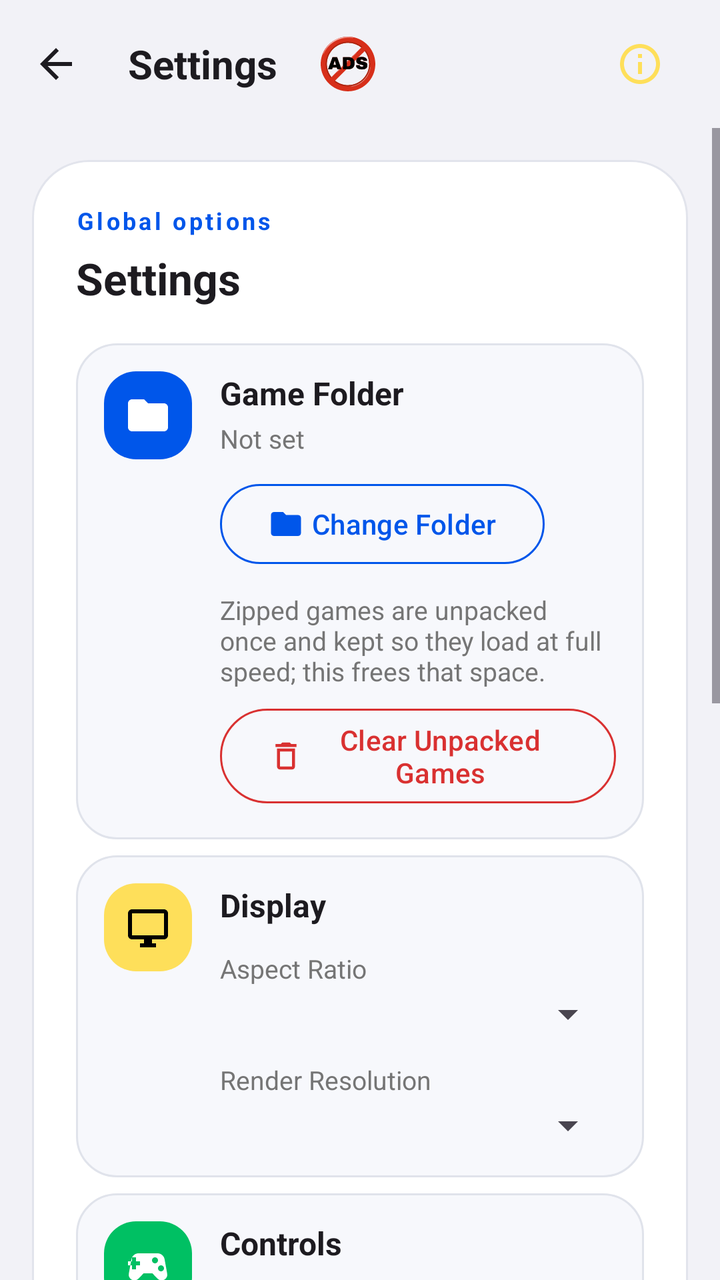
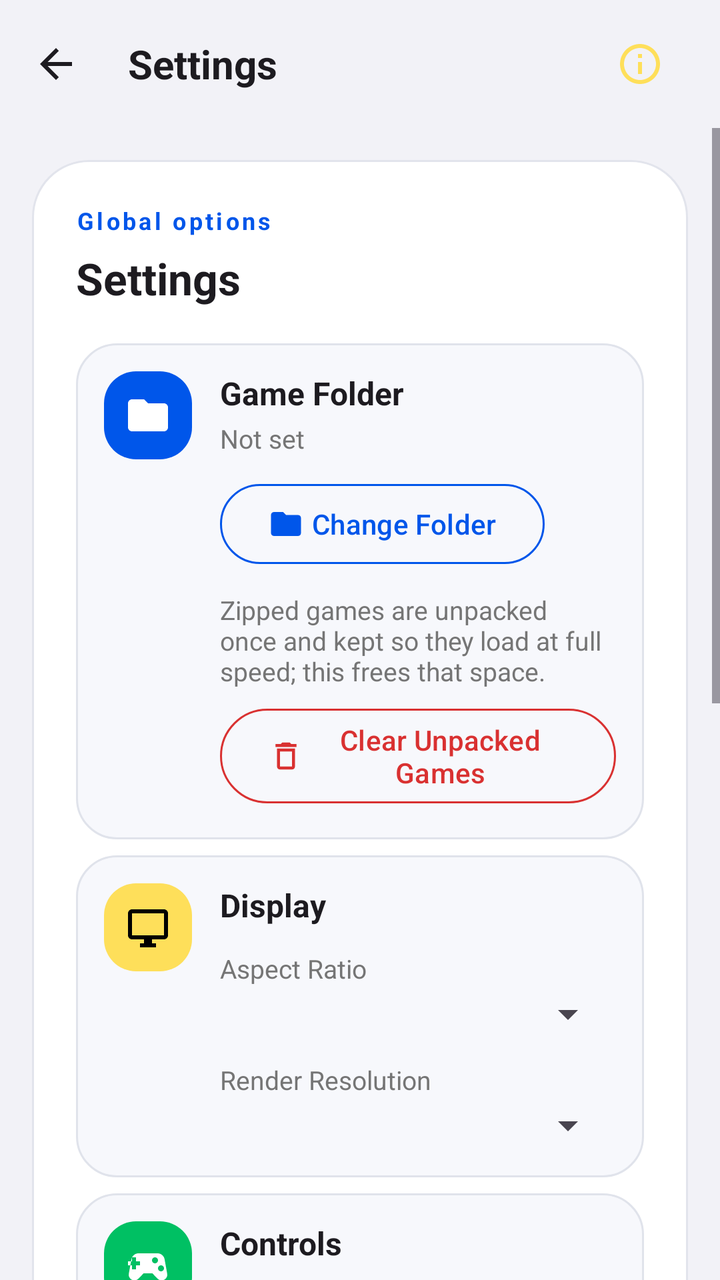

Screens rendered from an Android XML layout before and after an edit, with the pre-edit source and the edit as a unified diff.
<!-- AndroidManifest.xml: application theme Theme.Nin64 -->
<!-- res/layout/activity_settings.xml -->
<?xml version="1.0" encoding="utf-8"?>
<LinearLayout xmlns:android="http://schemas.android.com/apk/res/android"
    xmlns:app="http://schemas.android.com/apk/res-auto"
    android:id="@+id/settingsRoot"
    android:layout_width="match_parent"
    android:layout_height="match_parent"
    android:background="?attr/colorSurface"
    android:orientation="vertical">

    <FrameLayout
        android:id="@+id/topBar"
        android:layout_width="match_parent"
        android:layout_height="64dp"
        android:paddingStart="4dp"
        android:paddingEnd="16dp">

        <ImageButton
            android:id="@+id/backButton"
            android:layout_width="48dp"
            android:layout_height="48dp"
            android:layout_gravity="center_vertical|start"
            android:background="?attr/selectableItemBackgroundBorderless"
            android:contentDescription="@string/navigate_up"
            android:src="@drawable/ic_back" />

        <TextView
            android:layout_width="wrap_content"
            android:layout_height="wrap_content"
            android:layout_gravity="center_vertical|start"
            android:layout_marginStart="52dp"
            android:paddingStart="8dp"
            android:text="@string/settings"
            android:textColor="?attr/colorOnSurface"
            android:textSize="20sp"
            android:textStyle="bold" />

        <ImageButton
            android:id="@+id/removeAdsButton"
            android:layout_width="44dp"
            android:layout_height="44dp"
            android:layout_gravity="top|center_horizontal"
            android:layout_marginTop="10dp"
            android:background="?attr/selectableItemBackgroundBorderless"
            android:contentDescription="@string/remove_ads"
            android:padding="7dp"
            android:scaleType="fitCenter"
            android:src="@drawable/no_ads_logo" />

        <ImageButton
            android:id="@+id/aboutButton"
            android:layout_width="48dp"
            android:layout_height="48dp"
            android:layout_gravity="center_vertical|end"
            android:background="?attr/selectableItemBackgroundBorderless"
            android:contentDescription="@string/about_nin64"
            android:padding="12dp"
            android:src="@drawable/ic_info" />
    </FrameLayout>

    <ScrollView
        android:id="@+id/settingsScroll"
        android:layout_width="match_parent"
        android:layout_height="0dp"
        android:layout_weight="1"
        android:clipToPadding="false">

        <LinearLayout
            android:layout_width="match_parent"
            android:layout_height="wrap_content"
            android:orientation="vertical"
            android:padding="16dp">

            <LinearLayout
                android:layout_width="match_parent"
                android:layout_height="wrap_content"
                android:background="@drawable/bg_game_options_dialog"
                android:orientation="vertical"
                android:padding="22dp">

                <TextView
                    android:layout_width="match_parent"
                    android:layout_height="wrap_content"
                    android:letterSpacing="0.12"
                    android:text="@string/settings_global_options"
                    android:textColor="@color/brand_blue"
                    android:textSize="12sp"
                    android:textStyle="bold" />

                <TextView
                    android:layout_width="match_parent"
                    android:layout_height="wrap_content"
                    android:layout_marginTop="6dp"
                    android:text="@string/settings"
                    android:textColor="?attr/colorOnSurface"
                    android:textSize="22sp"
                    android:textStyle="bold" />

                <LinearLayout
                    android:layout_width="match_parent"
                    android:layout_height="wrap_content"
                    android:layout_marginTop="18dp"
                    android:background="@drawable/bg_game_options_row"
                    android:gravity="center_vertical"
                    android:minHeight="96dp"
                    android:orientation="horizontal"
                    android:paddingStart="14dp"
                    android:paddingTop="14dp"
                    android:paddingEnd="14dp"
                    android:paddingBottom="14dp">

                    <FrameLayout
                        android:layout_width="44dp"
                        android:layout_height="44dp"
                        android:layout_gravity="top"
                        android:background="@drawable/bg_settings_chip_blue">

                        <ImageView
                            android:layout_width="24dp"
                            android:layout_height="24dp"
                            android:layout_gravity="center"
                            android:contentDescription="@null"
                            android:src="@drawable/ic_folder" />
                    </FrameLayout>

                    <LinearLayout
                        android:layout_width="0dp"
                        android:layout_height="wrap_content"
                        android:layout_marginStart="14dp"
                        android:layout_weight="1"
                        android:orientation="vertical">

                        <TextView
                            android:layout_width="match_parent"
                            android:layout_height="wrap_content"
                            android:text="@string/game_folder"
                            android:textColor="?attr/colorOnSurface"
                            android:textSize="16sp"
                            android:textStyle="bold" />

                        <TextView
                            android:id="@+id/folderPathText"
                            android:layout_width="match_parent"
                            android:layout_height="wrap_content"
                            android:layout_marginTop="3dp"
                            android:ellipsize="end"
                            android:maxLines="2"
                            android:text="@string/game_folder_not_set"
                            android:textColor="@color/on_surface_muted"
                            android:textSize="13sp" />

                        <com.google.android.material.button.MaterialButton
                            android:id="@+id/changeFolderButton"
                            style="@style/Widget.Material3.Button.OutlinedButton"
                            android:layout_width="wrap_content"
                            android:layout_height="wrap_content"
                            android:layout_marginTop="10dp"
                            android:text="@string/change_folder"
                            android:textColor="@color/brand_blue"
                            app:icon="@drawable/ic_folder"
                            app:iconTint="@color/brand_blue"
                            app:rippleColor="@color/brand_blue"
                            app:strokeColor="@color/brand_blue" />

                        <TextView
                            android:layout_width="match_parent"
                            android:layout_height="wrap_content"
                            android:layout_marginTop="10dp"
                            android:text="@string/clear_unpacked_summary"
                            android:textColor="@color/on_surface_muted"
                            android:textSize="13sp" />

                        <com.google.android.material.button.MaterialButton
                            android:id="@+id/clearUnpackedButton"
                            style="@style/Widget.Material3.Button.OutlinedButton"
                            android:layout_width="wrap_content"
                            android:layout_height="wrap_content"
                            android:layout_marginTop="6dp"
                            android:text="@string/clear_unpacked"
                            android:textColor="@color/brand_red"
                            app:icon="@drawable/ic_delete"
                            app:iconTint="@color/brand_red"
                            app:rippleColor="@color/brand_red"
                            app:strokeColor="@color/brand_red" />
                    </LinearLayout>
                </LinearLayout>

                <LinearLayout
                    android:layout_width="match_parent"
                    android:layout_height="wrap_content"
                    android:layout_marginTop="8dp"
                    android:background="@drawable/bg_game_options_row"
                    android:gravity="center_vertical"
                    android:orientation="horizontal"
                    android:paddingStart="14dp"
                    android:paddingTop="14dp"
                    android:paddingEnd="14dp"
                    android:paddingBottom="14dp">

                    <FrameLayout
                        android:layout_width="44dp"
                        android:layout_height="44dp"
                        android:layout_gravity="top"
                        android:background="@drawable/bg_settings_chip_yellow">

                        <ImageView
                            android:layout_width="24dp"
                            android:layout_height="24dp"
                            android:layout_gravity="center"
                            android:contentDescription="@null"
                            android:src="@drawable/ic_display"
                            app:tint="@android:color/black" />
                    </FrameLayout>

                    <LinearLayout
                        android:layout_width="0dp"
                        android:layout_height="wrap_content"
                        android:layout_marginStart="14dp"
                        android:layout_weight="1"
                        android:orientation="vertical">

                        <TextView
                            android:layout_width="match_parent"
                            android:layout_height="wrap_content"
                            android:text="@string/settings_display_header"
                            android:textColor="?attr/colorOnSurface"
                            android:textSize="16sp"
                            android:textStyle="bold" />

                        <TextView
                            android:layout_width="match_parent"
                            android:layout_height="wrap_content"
                            android:layout_marginTop="12dp"
                            android:text="@string/settings_aspect_label"
                            android:textColor="@color/on_surface_muted"
                            android:textSize="13sp" />

                        <Spinner
                            android:id="@+id/aspectSpinner"
                            android:layout_width="match_parent"
                            android:layout_height="wrap_content"
                            android:layout_marginTop="2dp" />

                        <TextView
                            android:layout_width="match_parent"
                            android:layout_height="wrap_content"
                            android:layout_marginTop="12dp"
                            android:text="@string/settings_resolution_label"
                            android:textColor="@color/on_surface_muted"
                            android:textSize="13sp" />

                        <Spinner
                            android:id="@+id/resolutionSpinner"
                            android:layout_width="match_parent"
                            android:layout_height="wrap_content"
                            android:layout_marginTop="2dp" />
                    </LinearLayout>
                </LinearLayout>

                <LinearLayout
                    android:layout_width="match_parent"
                    android:layout_height="wrap_content"
                    android:layout_marginTop="8dp"
                    android:background="@drawable/bg_game_options_row"
                    android:gravity="center_vertical"
                    android:orientation="horizontal"
                    android:paddingStart="14dp"
                    android:paddingTop="14dp"
                    android:paddingEnd="14dp"
                    android:paddingBottom="14dp">

                    <FrameLayout
                        android:layout_width="44dp"
                        android:layout_height="44dp"
                        android:layout_gravity="top"
                        android:background="@drawable/bg_settings_chip_green">

                        <ImageView
                            android:layout_width="24dp"
                            android:layout_height="24dp"
                            android:layout_gravity="center"
                            android:contentDescription="@null"
                            android:src="@drawable/ic_videogame" />
                    </FrameLayout>

                    <LinearLayout
                        android:layout_width="0dp"
                        android:layout_height="wrap_content"
                        android:layout_marginStart="14dp"
                        android:layout_weight="1"
                        android:orientation="vertical">

                        <TextView
                            android:layout_width="match_parent"
                            android:layout_height="wrap_content"
                            android:text="@string/settings_controls_header"
                            android:textColor="?attr/colorOnSurface"
                            android:textSize="16sp"
                            android:textStyle="bold" />

                        <com.google.android.material.button.MaterialButton
                            android:id="@+id/editTouchLayoutButton"
                            style="@style/Widget.Material3.Button.OutlinedButton"
                            android:layout_width="match_parent"
                            android:layout_height="wrap_content"
                            android:layout_marginTop="12dp"
                            android:text="@string/controls_edit_touch_layout"
                            android:textColor="@color/brand_green"
                            app:icon="@drawable/ic_display"
                            app:iconTint="@color/brand_green"
                            app:rippleColor="@color/brand_green"
                            app:strokeColor="@color/brand_green" />

                        <com.google.android.material.button.MaterialButton
                            android:id="@+id/editControllerMappingButton"
                            style="@style/Widget.Material3.Button.OutlinedButton"
                            android:layout_width="match_parent"
                            android:layout_height="wrap_content"
                            android:layout_marginTop="8dp"
                            android:text="@string/controls_edit_controller_mapping"
                            android:textColor="@color/brand_green"
                            app:icon="@drawable/ic_videogame"
                            app:iconTint="@color/brand_green"
                            app:rippleColor="@color/brand_green"
                            app:strokeColor="@color/brand_green" />

                        <com.google.android.material.button.MaterialButton
                            android:id="@+id/resetControlsButton"
                            style="@style/Widget.Material3.Button.OutlinedButton"
                            android:layout_width="match_parent"
                            android:layout_height="wrap_content"
                            android:layout_marginTop="8dp"
                            android:text="@string/controls_reset_controls"
                            android:textColor="@color/brand_red"
                            app:icon="@drawable/ic_delete"
                            app:iconTint="@color/brand_red"
                            app:rippleColor="@color/brand_red"
                            app:strokeColor="@color/brand_red" />
                    </LinearLayout>
                </LinearLayout>

                <LinearLayout
                    android:layout_width="match_parent"
                    android:layout_height="wrap_content"
                    android:layout_marginTop="8dp"
                    android:background="@drawable/bg_game_options_row"
                    android:gravity="center_vertical"
                    android:orientation="horizontal"
                    android:paddingStart="14dp"
                    android:paddingTop="14dp"
                    android:paddingEnd="14dp"
                    android:paddingBottom="14dp">

                    <FrameLayout
                        android:layout_width="44dp"
                        android:layout_height="44dp"
                        android:layout_gravity="top"
                        android:background="@drawable/bg_settings_chip_yellow">

                        <ImageView
                            android:layout_width="24dp"
                            android:layout_height="24dp"
                            android:layout_gravity="center"
                            android:contentDescription="@null"
                            android:src="@drawable/ic_trophy"
                            app:tint="@android:color/black" />
                    </FrameLayout>

                    <LinearLayout
                        android:layout_width="0dp"
                        android:layout_height="wrap_content"
                        android:layout_marginStart="14dp"
                        android:layout_weight="1"
                        android:orientation="vertical">

                        <TextView
                            android:layout_width="match_parent"
                            android:layout_height="wrap_content"
                            android:text="@string/settings_cheevos_header"
                            android:textColor="?attr/colorOnSurface"
                            android:textSize="16sp"
                            android:textStyle="bold" />

                        <TextView
                            android:id="@+id/cheevosAccountText"
                            android:layout_width="match_parent"
                            android:layout_height="wrap_content"
                            android:layout_marginTop="3dp"
                            android:text="@string/settings_cheevos_signed_out"
                            android:textColor="@color/on_surface_muted"
                            android:textSize="13sp" />

                        <com.google.android.material.button.MaterialButton
                            android:id="@+id/cheevosAccountButton"
                            style="@style/Widget.Material3.Button.OutlinedButton"
                            android:layout_width="match_parent"
                            android:layout_height="wrap_content"
                            android:layout_marginTop="10dp"
                            android:text="@string/cheevos_sign_in"
                            android:textColor="@color/brand_blue"
                            app:icon="@drawable/ic_trophy"
                            app:iconTint="@color/brand_blue"
                            app:rippleColor="@color/brand_blue"
                            app:strokeColor="@color/brand_blue" />

                        <com.google.android.material.button.MaterialButton
                            android:id="@+id/cheevosSignUpButton"
                            style="@style/Widget.Material3.Button.TextButton"
                            android:layout_width="wrap_content"
                            android:layout_height="wrap_content"
                            android:text="@string/settings_cheevos_sign_up"
                            android:textColor="@color/brand_blue" />

                        <com.google.android.material.materialswitch.MaterialSwitch
                            android:id="@+id/cheevosEnabledSwitch"
                            android:layout_width="match_parent"
                            android:layout_height="wrap_content"
                            android:layout_marginTop="4dp"
                            android:text="@string/settings_cheevos_enabled"
                            android:textColor="?attr/colorOnSurface"
                            android:textSize="14sp" />

                        <com.google.android.material.materialswitch.MaterialSwitch
                            android:id="@+id/cheevosNotificationsSwitch"
                            android:layout_width="match_parent"
                            android:layout_height="wrap_content"
                            android:text="@string/settings_cheevos_notifications"
                            android:textColor="?attr/colorOnSurface"
                            android:textSize="14sp" />

                        <TextView
                            android:layout_width="match_parent"
                            android:layout_height="wrap_content"
                            android:layout_marginTop="6dp"
                            android:text="@string/settings_cheevos_note"
                            android:textColor="@color/on_surface_muted"
                            android:textSize="13sp" />
                    </LinearLayout>
                </LinearLayout>

                <LinearLayout
                    android:id="@+id/privacyOptionsRow"
                    android:layout_width="match_parent"
                    android:layout_height="wrap_content"
                    android:layout_marginTop="8dp"
                    android:background="@drawable/bg_game_options_row"
                    android:gravity="center_vertical"
                    android:orientation="horizontal"
                    android:paddingStart="14dp"
                    android:paddingTop="14dp"
                    android:paddingEnd="14dp"
                    android:paddingBottom="14dp"
                    android:visibility="gone">

                    <FrameLayout
                        android:layout_width="44dp"
                        android:layout_height="44dp"
                        android:layout_gravity="top"
                        android:background="@drawable/bg_settings_chip_blue">

                        <ImageView
                            android:layout_width="24dp"
                            android:layout_height="24dp"
                            android:layout_gravity="center"
                            android:contentDescription="@null"
                            android:src="@drawable/ic_info" />
                    </FrameLayout>

                    <LinearLayout
                        android:layout_width="0dp"
                        android:layout_height="wrap_content"
                        android:layout_marginStart="14dp"
                        android:layout_weight="1"
                        android:orientation="vertical">

                        <TextView
                            android:layout_width="match_parent"
                            android:layout_height="wrap_content"
                            android:text="@string/settings_privacy_header"
                            android:textColor="?attr/colorOnSurface"
                            android:textSize="16sp"
                            android:textStyle="bold" />

                        <TextView
                            android:layout_width="match_parent"
                            android:layout_height="wrap_content"
                            android:layout_marginTop="3dp"
                            android:text="@string/privacy_options_description"
                            android:textColor="@color/on_surface_muted"
                            android:textSize="13sp" />

                        <com.google.android.material.button.MaterialButton
                            android:id="@+id/privacyOptionsButton"
                            style="@style/Widget.Material3.Button.OutlinedButton"
                            android:layout_width="wrap_content"
                            android:layout_height="wrap_content"
                            android:layout_marginTop="10dp"
                            android:text="@string/privacy_options"
                            android:textColor="@color/brand_blue"
                            app:icon="@drawable/ic_info"
                            app:iconTint="@color/brand_blue"
                            app:rippleColor="@color/brand_blue"
                            app:strokeColor="@color/brand_blue" />
                    </LinearLayout>
                </LinearLayout>
            </LinearLayout>

            <FrameLayout
                android:id="@+id/settingsNativeAdContainer"
                android:layout_width="match_parent"
                android:layout_height="wrap_content"
                android:layout_marginTop="12dp"
                android:visibility="gone" />
        </LinearLayout>
    </ScrollView>
</LinearLayout>
<!-- resources referenced by this layout -->
<resources>
  <color name="brand_blue">#0056EA</color>
  <color name="brand_green">#00C063</color>
  <color name="brand_red">#D93131</color>
  <color name="on_surface_muted">#757575</color>
  <!-- drawable bg_game_options_dialog (drawable) -->
  <shape xmlns:android="http://schemas.android.com/apk/res/android" android:shape="rectangle">
      <solid android:color="@color/game_options_dialog_surface" />
      <stroke android:width="1dp" android:color="@color/game_options_dialog_stroke" />
      <corners android:radius="28dp" />
  </shape>
  <!-- drawable bg_game_options_row (drawable) -->
  <shape xmlns:android="http://schemas.android.com/apk/res/android" android:shape="rectangle">
      <solid android:color="@color/game_options_row_surface" />
      <stroke android:width="1dp" android:color="@color/game_options_row_stroke" />
      <corners android:radius="20dp" />
  </shape>
  <!-- drawable bg_settings_chip_blue (drawable) -->
  <shape xmlns:android="http://schemas.android.com/apk/res/android" android:shape="rectangle">
      <solid android:color="@color/brand_blue" />
      <corners android:radius="16dp" />
  </shape>
  <!-- drawable bg_settings_chip_green (drawable) -->
  <shape xmlns:android="http://schemas.android.com/apk/res/android" android:shape="rectangle">
      <solid android:color="@color/brand_green" />
      <corners android:radius="16dp" />
  </shape>
  <!-- drawable bg_settings_chip_yellow (drawable) -->
  <shape xmlns:android="http://schemas.android.com/apk/res/android" android:shape="rectangle">
      <solid android:color="@color/brand_yellow" />
      <corners android:radius="16dp" />
  </shape>
  <string name="about_nin64">About Nin64</string>
  <string name="change_folder">Change Folder</string>
  <string name="cheevos_sign_in">Sign in</string>
  <string name="clear_unpacked">Clear Unpacked Games</string>
  <string name="clear_unpacked_summary">Zipped games are unpacked once and kept so they load at full speed; this frees that space.</string>
  <string name="controls_edit_controller_mapping">Edit Controller Mapping</string>
  <string name="controls_edit_touch_layout">Edit Touch Layout</string>
  <string name="controls_reset_controls">Reset Controls</string>
  <string name="game_folder">Game Folder</string>
  <string name="game_folder_not_set">Not set</string>
  <string name="navigate_up">Back</string>
  <string name="privacy_options">Privacy options</string>
  <string name="privacy_options_description">Review or change the ad consent choices you made for this app.</string>
  <string name="remove_ads">Remove ads</string>
  <string name="settings">Settings</string>
  <string name="settings_aspect_label">Aspect Ratio</string>
  <string name="settings_cheevos_enabled">Earn achievements</string>
  <string name="settings_cheevos_header">RetroAchievements</string>
  <string name="settings_cheevos_note">Achievements are earned in casual mode, so save states and cheats stay available. Changes apply when a game starts.</string>
  <string name="settings_cheevos_notifications">Unlock notifications</string>
  <string name="settings_cheevos_sign_up">Create a free account</string>
  <string name="settings_cheevos_signed_out">Not signed in</string>
  <string name="settings_controls_header">Controls</string>
  <string name="settings_display_header">Display</string>
  <string name="settings_global_options">Global options</string>
  <string name="settings_privacy_header">Privacy</string>
  <string name="settings_resolution_label">Render Resolution</string>
  <color name="game_options_dialog_surface">#FFFFFF</color>
  <color name="game_options_dialog_stroke">#E2E4EC</color>
  <color name="game_options_row_surface">#F7F8FC</color>
  <color name="game_options_row_stroke">#E0E3EB</color>
  <color name="brand_yellow">#FEDF5A</color>
  <color name="background">#F2F2F7</color>
  <color name="surface">#F2F2F7</color>
  <!-- unchanged entries left out for length: 8 -->
</resources>

<!-- the commit's change to res/layout/activity_settings.xml (unified diff, before → after) -->
@@ -35,18 +35,6 @@
             android:textStyle="bold" />
 
         <ImageButton
-            android:id="@+id/removeAdsButton"
-            android:layout_width="44dp"
-            android:layout_height="44dp"
-            android:layout_gravity="top|center_horizontal"
-            android:layout_marginTop="10dp"
-            android:background="?attr/selectableItemBackgroundBorderless"
-            android:contentDescription="@string/remove_ads"
-            android:padding="7dp"
-            android:scaleType="fitCenter"
-            android:src="@drawable/no_ads_logo" />
-
-        <ImageButton
             android:id="@+id/aboutButton"
             android:layout_width="48dp"
             android:layout_height="48dp"
@@ -437,79 +425,8 @@
                     </LinearLayout>
                 </LinearLayout>
 
-                <LinearLayout
-                    android:id="@+id/privacyOptionsRow"
-                    android:layout_width="match_parent"
-                    android:layout_height="wrap_content"
-                    android:layout_marginTop="8dp"
-                    android:background="@drawable/bg_game_options_row"
-                    android:gravity="center_vertical"
-                    android:orientation="horizontal"
-                    android:paddingStart="14dp"
-                    android:paddingTop="14dp"
-                    android:paddingEnd="14dp"
-                    android:paddingBottom="14dp"
-                    android:visibility="gone">
-
-                    <FrameLayout
-                        android:layout_width="44dp"
-                        android:layout_height="44dp"
-                        android:layout_gravity="top"
-                        android:background="@drawable/bg_settings_chip_blue">
-
-                        <ImageView
-                            android:layout_width="24dp"
-                            android:layout_height="24dp"
-                            android:layout_gravity="center"
-                            android:contentDescription="@null"
-                            android:src="@drawable/ic_info" />
-                    </FrameLayout>
-
-                    <LinearLayout
-                        android:layout_width="0dp"
-                        android:layout_height="wrap_content"
-                        android:layout_marginStart="14dp"
-                        android:layout_weight="1"
-                        android:orientation="vertical">
-
-                        <TextView
-                            android:layout_width="match_parent"
-                            android:layout_height="wrap_content"
-                            android:text="@string/settings_privacy_header"
-                            android:textColor="?attr/colorOnSurface"
-                            android:textSize="16sp"
-                            android:textStyle="bold" />
-
-                        <TextView
-                            android:layout_width="match_parent"
-                            android:layout_height="wrap_content"
-                            android:layout_marginTop="3dp"
-                            android:text="@string/privacy_options_description"
-                            android:textColor="@color/on_surface_muted"
-                            android:textSize="13sp" />
-
-                        <com.google.android.material.button.MaterialButton
-                            android:id="@+id/privacyOptionsButton"
-                            style="@style/Widget.Material3.Button.OutlinedButton"
-                            android:layout_width="wrap_content"
-                            android:layout_height="wrap_content"
-                            android:layout_marginTop="10dp"
-                            android:text="@string/privacy_options"
-                            android:textColor="@color/brand_blue"
-                            app:icon="@drawable/ic_info"
-                            app:iconTint="@color/brand_blue"
-                            app:rippleColor="@color/brand_blue"
-                            app:strokeColor="@color/brand_blue" />
-                    </LinearLayout>
-                </LinearLayout>
+
             </LinearLayout>
-
-            <FrameLayout
-                android:id="@+id/settingsNativeAdContainer"
-                android:layout_width="match_parent"
-                android:layout_height="wrap_content"
-                android:layout_marginTop="12dp"
-                android:visibility="gone" />
         </LinearLayout>
     </ScrollView>
 </LinearLayout>
<!-- resource entries referenced after the edit -->
@@ -42,9 +42,6 @@
   <string name="game_folder">Game Folder</string>
   <string name="game_folder_not_set">Not set</string>
   <string name="navigate_up">Back</string>
-  <string name="privacy_options">Privacy options</string>
-  <string name="privacy_options_description">Review or change the ad consent choices you made for this app.</string>
-  <string name="remove_ads">Remove ads</string>
   <string name="settings">Settings</string>
   <string name="settings_aspect_label">Aspect Ratio</string>
   <string name="settings_cheevos_enabled">Earn achievements</string>
@@ -56,7 +53,6 @@
   <string name="settings_controls_header">Controls</string>
   <string name="settings_display_header">Display</string>
   <string name="settings_global_options">Global options</string>
-  <string name="settings_privacy_header">Privacy</string>
   <string name="settings_resolution_label">Render Resolution</string>
   <color name="game_options_dialog_surface">#FFFFFF</color>
   <color name="game_options_dialog_stroke">#E2E4EC</color>
